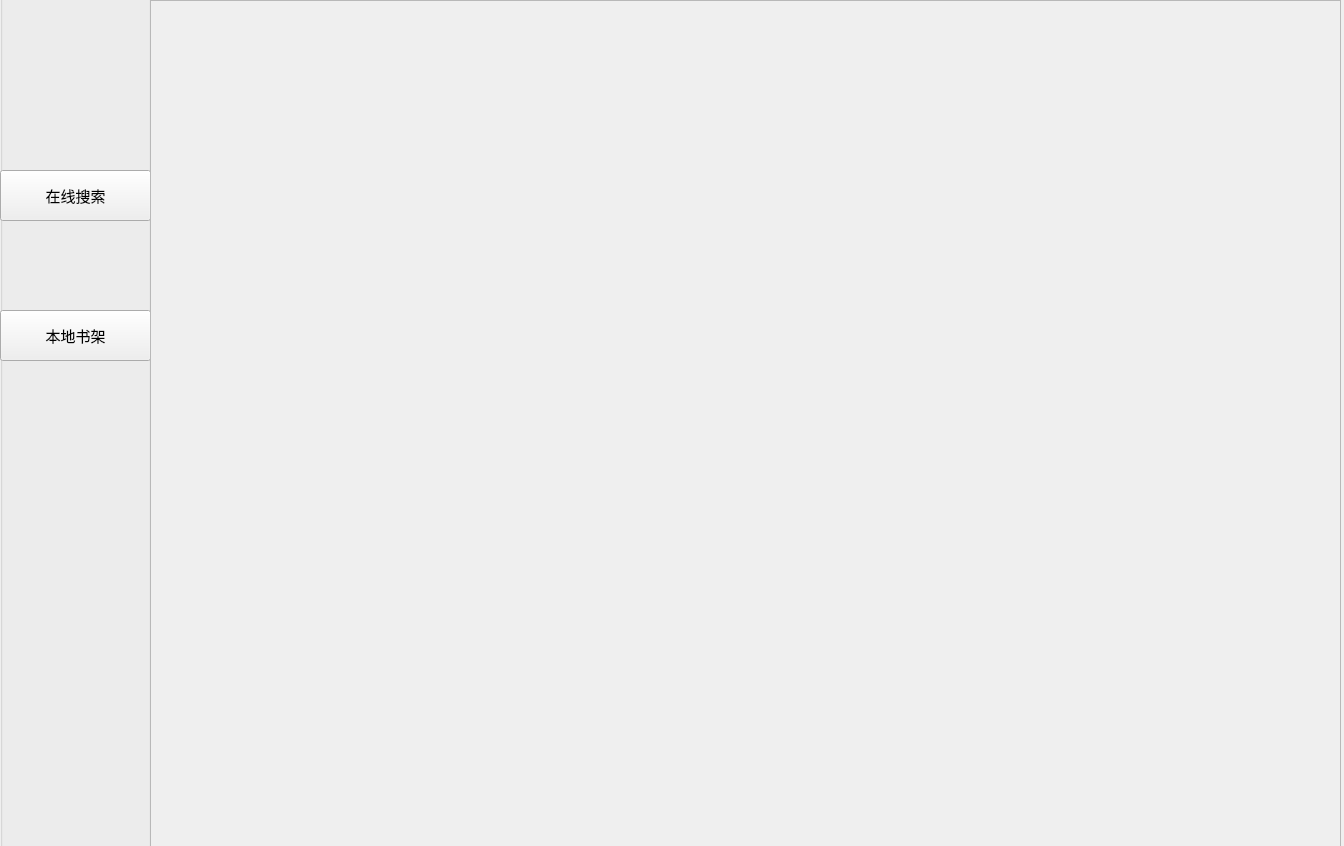
First picture: the form in UI/main.ui, repository Shrimpwr/Ugokanai-dai-toshokan, before the edit.
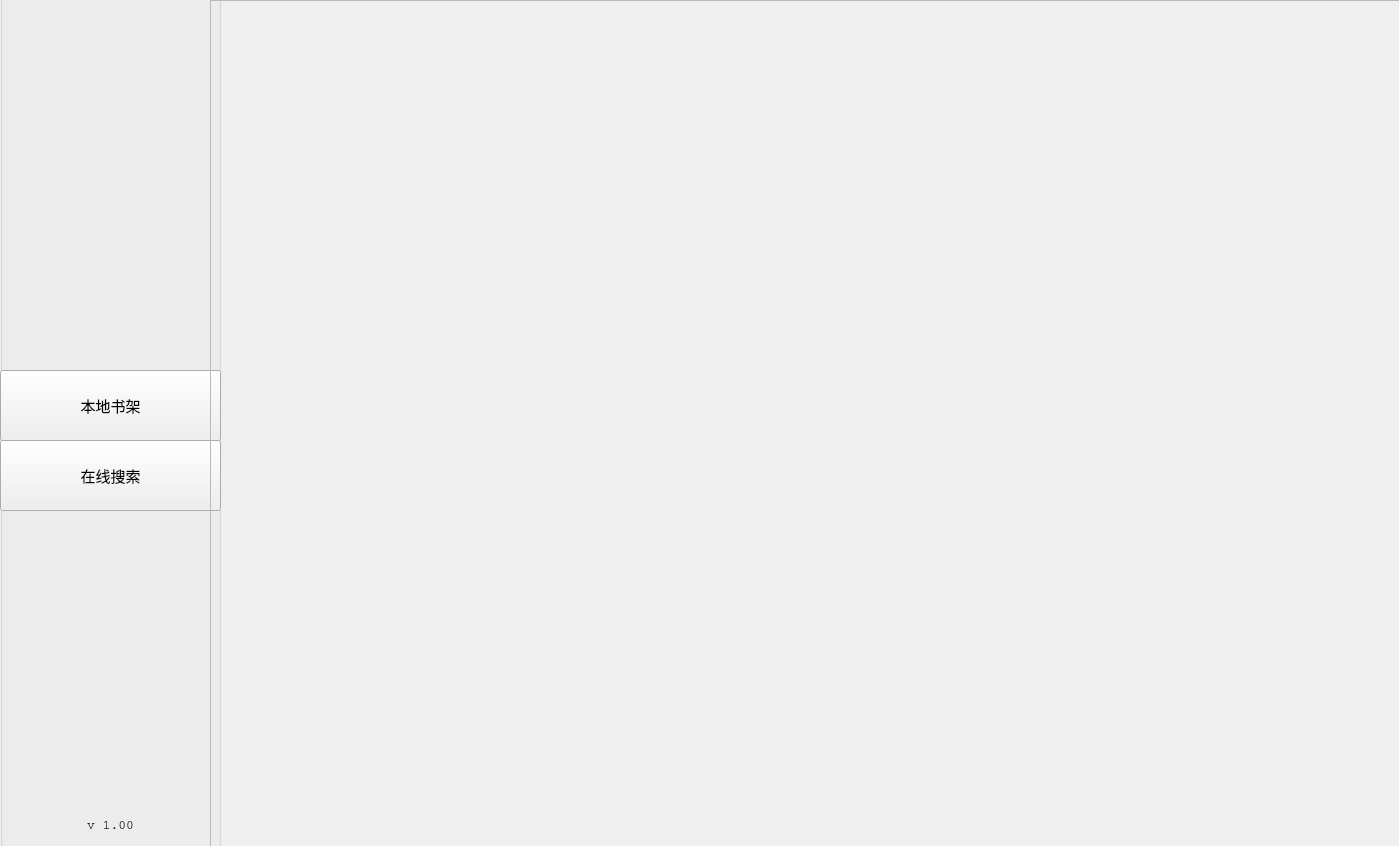
Second picture: the form after the edit. Icons and pictures are not drawn.

The edit to the form file:
```diff
--- a/UI/main.ui
+++ b/UI/main.ui
@@ -6,7 +6,7 @@
    <rect>
     <x>0</x>
     <y>0</y>
-    <width>1344</width>
+    <width>1399</width>
     <height>846</height>
    </rect>
   </property>
@@ -16,7 +16,7 @@
   <widget class="QFrame" name="frame">
    <property name="geometry">
     <rect>
-     <x>150</x>
+     <x>210</x>
      <y>0</y>
      <width>1191</width>
      <height>851</height>
@@ -34,7 +34,7 @@
     <rect>
      <x>0</x>
      <y>-10</y>
-     <width>151</width>
+     <width>221</width>
      <height>861</height>
     </rect>
    </property>
@@ -45,14 +45,14 @@
     <property name="geometry">
      <rect>
       <x>0</x>
-      <y>180</y>
-      <width>151</width>
-      <height>51</height>
+      <y>450</y>
+      <width>221</width>
+      <height>71</height>
      </rect>
     </property>
     <property name="font">
      <font>
-      <family>微软雅黑</family>
+      <family>幼圆</family>
       <pointsize>11</pointsize>
      </font>
     </property>
@@ -64,14 +64,14 @@
     <property name="geometry">
      <rect>
       <x>0</x>
-      <y>320</y>
-      <width>151</width>
-      <height>51</height>
+      <y>380</y>
+      <width>221</width>
+      <height>71</height>
      </rect>
     </property>
     <property name="font">
      <font>
-      <family>微软雅黑</family>
+      <family>幼圆</family>
       <pointsize>11</pointsize>
      </font>
     </property>
@@ -79,6 +79,47 @@
      <string>本地书架</string>
     </property>
    </widget>
+   <widget class="QLabel" name="label">
+    <property name="geometry">
+     <rect>
+      <x>0</x>
+      <y>30</y>
+      <width>201</width>
+      <height>331</height>
+     </rect>
+    </property>
+    <property name="text">
+     <string/>
+    </property>
+    <property name="pixmap">
+     <pixmap>Patchouli_Knowledge2.jpg.png</pixmap>
+    </property>
+    <property name="scaledContents">
+     <bool>true</bool>
+    </property>
+   </widget>
+   <widget class="QLabel" name="label_2">
+    <property name="geometry">
+     <rect>
+      <x>70</x>
+      <y>825</y>
+      <width>81</width>
+      <height>20</height>
+     </rect>
+    </property>
+    <property name="font">
+     <font>
+      <family>Courier</family>
+      <pointsize>10</pointsize>
+     </font>
+    </property>
+    <property name="text">
+     <string>v 1.00</string>
+    </property>
+    <property name="alignment">
+     <set>Qt::AlignCenter</set>
+    </property>
+   </widget>
   </widget>
   <zorder>groupBox</zorder>
   <zorder>frame</zorder>
```
